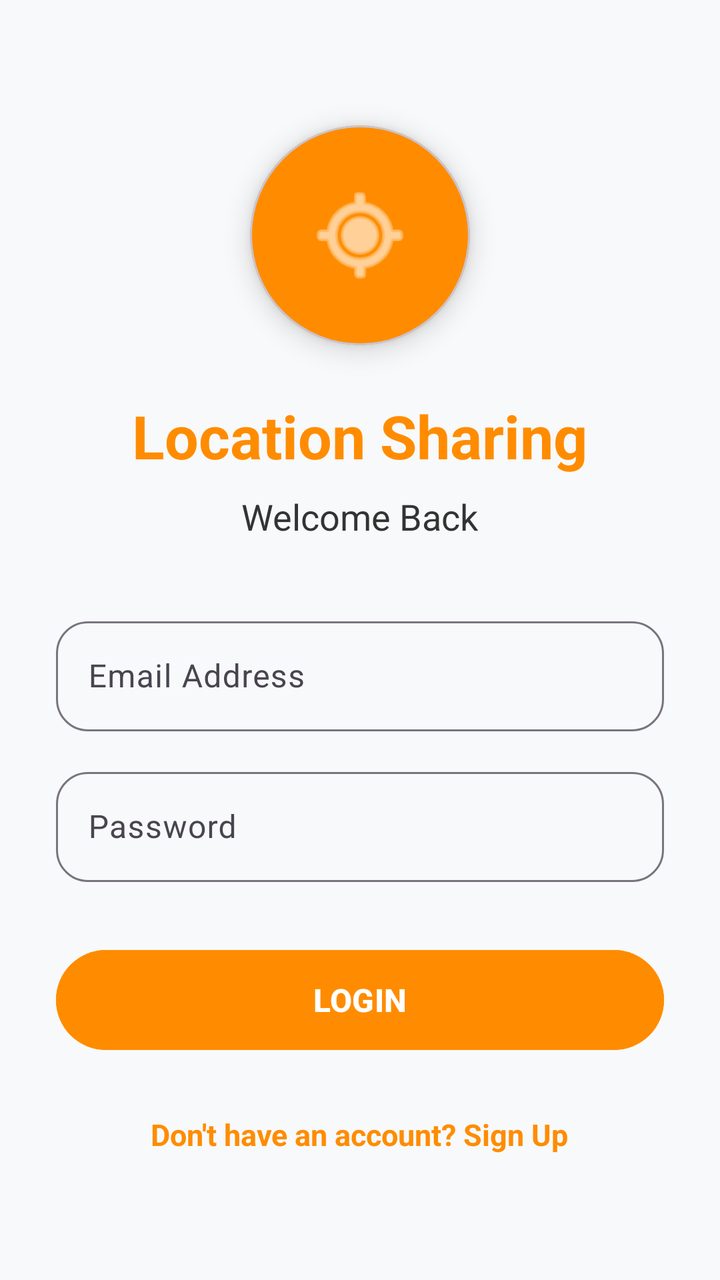
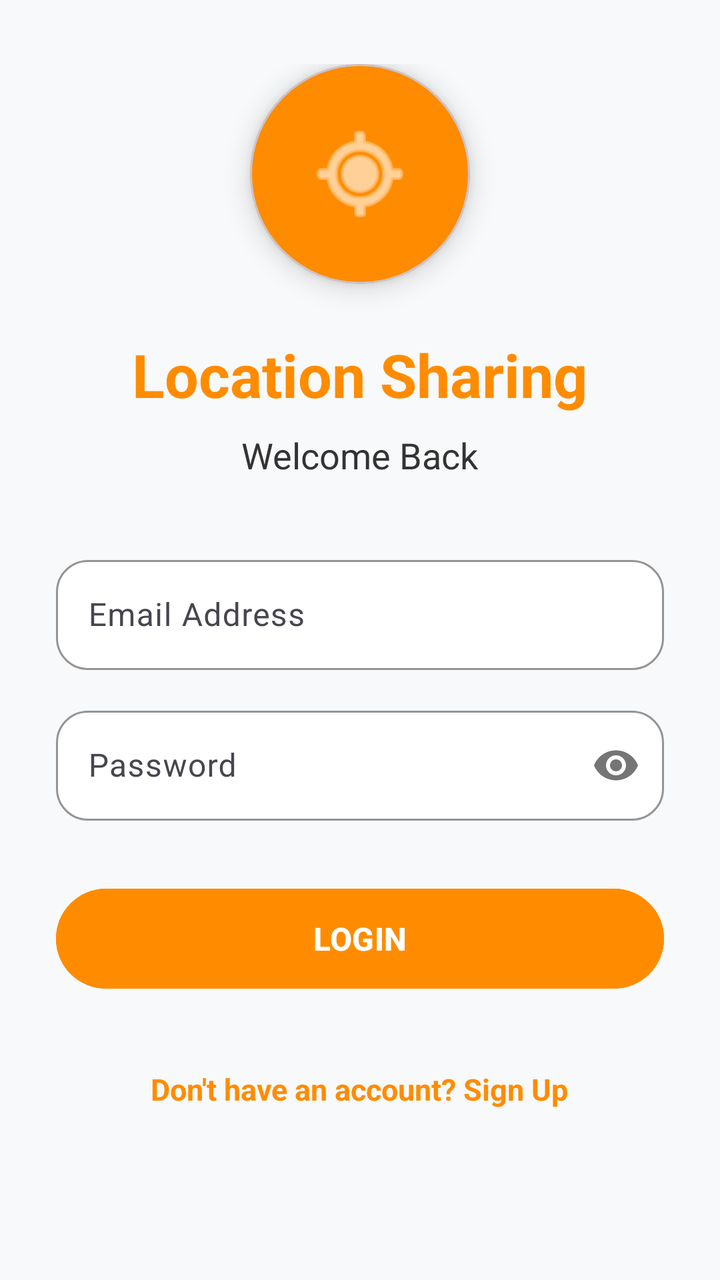

Before-and-after screenshots of an Android layout around one commit, followed by the original layout XML and the change that was made.
<!-- AndroidManifest.xml: application theme Theme.Job3 -->
<!-- res/layout/activity_sign_in.xml -->
<?xml version="1.0" encoding="utf-8"?>
<LinearLayout
    xmlns:android="http://schemas.android.com/apk/res/android"
    xmlns:app="http://schemas.android.com/apk/res-auto"

    android:layout_width="match_parent"
    android:layout_height="match_parent"

    android:orientation="vertical"
    android:gravity="center"

    android:padding="28dp"
    android:background="#F8F9FA">


    

    <com.google.android.material.card.MaterialCardView

        android:layout_width="110dp"
        android:layout_height="110dp"

        app:cardCornerRadius="55dp"
        app:cardElevation="8dp"

        android:backgroundTint="@color/orange">


        <ImageView

            android:layout_width="match_parent"
            android:layout_height="match_parent"

            android:src="@android:drawable/ic_menu_mylocation"

            android:tint="@color/white"

            android:padding="28dp"

            android:contentDescription="Location"/>


    </com.google.android.material.card.MaterialCardView>





    

    <TextView

        android:layout_width="wrap_content"
        android:layout_height="wrap_content"

        android:text="Location Sharing"

        android:textSize="30sp"
        android:textStyle="bold"

        android:textColor="@color/orange"

        android:layout_marginTop="25dp"/>



    <TextView

        android:layout_width="wrap_content"
        android:layout_height="wrap_content"

        android:text="Welcome Back"

        android:textSize="18sp"

        android:textColor="@color/dark_text"

        android:layout_marginTop="8dp"

        android:layout_marginBottom="35dp"/>







    

    <com.google.android.material.textfield.TextInputLayout

        android:layout_width="match_parent"
        android:layout_height="wrap_content"

        app:boxCornerRadiusTopStart="16dp"
        app:boxCornerRadiusTopEnd="16dp"
        app:boxCornerRadiusBottomStart="16dp"
        app:boxCornerRadiusBottomEnd="16dp">


        <com.google.android.material.textfield.TextInputEditText

            android:id="@+id/etEmail"

            android:layout_width="match_parent"
            android:layout_height="55dp"

            android:hint="Email Address"

            android:inputType="textEmailAddress"

            android:textSize="16sp"/>


    </com.google.android.material.textfield.TextInputLayout>







    

    <com.google.android.material.textfield.TextInputLayout

        android:layout_width="match_parent"
        android:layout_height="wrap_content"

        android:layout_marginTop="15dp"

        app:boxCornerRadiusTopStart="16dp"
        app:boxCornerRadiusTopEnd="16dp"
        app:boxCornerRadiusBottomStart="16dp"
        app:boxCornerRadiusBottomEnd="16dp">


        <com.google.android.material.textfield.TextInputEditText

            android:id="@+id/etPassword"

            android:layout_width="match_parent"
            android:layout_height="55dp"

            android:hint="Password"

            android:inputType="textPassword"

            android:textSize="16sp"/>


    </com.google.android.material.textfield.TextInputLayout>








    

    <com.google.android.material.button.MaterialButton

        android:id="@+id/btnLogin"

        android:layout_width="match_parent"
        android:layout_height="58dp"

        android:text="LOGIN"

        android:textSize="16sp"

        android:textStyle="bold"

        android:textColor="@color/white"

        android:layout_marginTop="30dp"

        android:backgroundTint="@color/orange"

        app:cornerRadius="30dp"/>








    

    <TextView

        android:id="@+id/tvCreateAccount"

        android:layout_width="wrap_content"

        android:layout_height="wrap_content"

        android:text="Don't have an account? Sign Up"

        android:textColor="@color/orange"

        android:textStyle="bold"

        android:textSize="15sp"

        android:layout_marginTop="28dp"/>



</LinearLayout>
<!-- resources referenced by this layout -->
<resources>
  <color name="dark_text">#333333</color>
  <color name="orange">#FF8C00</color>
  <color name="white">#FFFFFF</color>
  <style name="Theme.Job3" parent="Base.Theme.Job3" />
  <style name="Base.Theme.Job3" parent="Theme.Material3.DayNight.NoActionBar">
          
          
      </style>
</resources>

<!-- the commit's change to res/layout/activity_sign_in.xml (unified diff, before → after) -->
@@ -1,213 +1,217 @@
 <?xml version="1.0" encoding="utf-8"?>
-<LinearLayout
+<ScrollView
     xmlns:android="http://schemas.android.com/apk/res/android"
     xmlns:app="http://schemas.android.com/apk/res-auto"
 
     android:layout_width="match_parent"
     android:layout_height="match_parent"
 
-    android:orientation="vertical"
-    android:gravity="center"
-
-    android:padding="28dp"
-    android:background="#F8F9FA">
-
-
-    
-
-    <com.google.android.material.card.MaterialCardView
-
-        android:layout_width="110dp"
-        android:layout_height="110dp"
-
-        app:cardCornerRadius="55dp"
-        app:cardElevation="8dp"
-
-        android:backgroundTint="@color/orange">
-
-
-        <ImageView
-
-            android:layout_width="match_parent"
-            android:layout_height="match_parent"
-
-            android:src="@android:drawable/ic_menu_mylocation"
-
-            android:tint="@color/white"
-
-            android:padding="28dp"
-
-            android:contentDescription="Location"/>
-
-
-    </com.google.android.material.card.MaterialCardView>
-
-
-
-
-
-    
-
-    <TextView
-
-        android:layout_width="wrap_content"
-        android:layout_height="wrap_content"
-
-        android:text="Location Sharing"
-
-        android:textSize="30sp"
-        android:textStyle="bold"
-
-        android:textColor="@color/orange"
-
-        android:layout_marginTop="25dp"/>
-
-
-
-    <TextView
-
-        android:layout_width="wrap_content"
-        android:layout_height="wrap_content"
-
-        android:text="Welcome Back"
-
-        android:textSize="18sp"
-
-        android:textColor="@color/dark_text"
-
-        android:layout_marginTop="8dp"
-
-        android:layout_marginBottom="35dp"/>
-
-
-
-
-
-
-
-    
-
-    <com.google.android.material.textfield.TextInputLayout
-
+    android:fillViewport="true"
+    android:background="@color/background"
+    android:clipToPadding="false">
+
+    <LinearLayout
         android:layout_width="match_parent"
         android:layout_height="wrap_content"
 
-        app:boxCornerRadiusTopStart="16dp"
-        app:boxCornerRadiusTopEnd="16dp"
-        app:boxCornerRadiusBottomStart="16dp"
-        app:boxCornerRadiusBottomEnd="16dp">
-
-
-        <com.google.android.material.textfield.TextInputEditText
-
-            android:id="@+id/etEmail"
-
+        android:orientation="vertical"
+        android:gravity="center_horizontal"
+
+        android:paddingStart="28dp"
+        android:paddingEnd="28dp"
+        android:paddingTop="32dp"
+        android:paddingBottom="32dp">
+
+        
+
+        <com.google.android.material.card.MaterialCardView
+            android:layout_width="110dp"
+            android:layout_height="110dp"
+
+            app:cardCornerRadius="55dp"
+            app:cardElevation="8dp"
+
+            android:backgroundTint="@color/orange">
+
+            <ImageView
+                android:layout_width="match_parent"
+                android:layout_height="match_parent"
+
+                android:src="@android:drawable/ic_menu_mylocation"
+                android:tint="@color/white"
+
+                android:padding="28dp"
+
+                android:contentDescription="Location"/>
+        </com.google.android.material.card.MaterialCardView>
+
+
+        
+
+        <TextView
+            android:layout_width="wrap_content"
+            android:layout_height="wrap_content"
+
+            android:text="Location Sharing"
+
+            android:textSize="30sp"
+            android:textStyle="bold"
+
+            android:textColor="@color/orange"
+
+            android:layout_marginTop="25dp"/>
+
+
+        
+
+        <TextView
+            android:layout_width="wrap_content"
+            android:layout_height="wrap_content"
+
+            android:text="Welcome Back"
+
+            android:textSize="18sp"
+
+            android:textColor="@color/dark_text"
+
+            android:layout_marginTop="8dp"
+            android:layout_marginBottom="35dp"/>
+
+
+        
+
+        <com.google.android.material.textfield.TextInputLayout
             android:layout_width="match_parent"
-            android:layout_height="55dp"
+            android:layout_height="wrap_content"
 
             android:hint="Email Address"
 
-            android:inputType="textEmailAddress"
-
-            android:textSize="16sp"/>
-
-
-    </com.google.android.material.textfield.TextInputLayout>
-
-
-
-
-
-
-
-    
-
-    <com.google.android.material.textfield.TextInputLayout
-
-        android:layout_width="match_parent"
-        android:layout_height="wrap_content"
-
-        android:layout_marginTop="15dp"
-
-        app:boxCornerRadiusTopStart="16dp"
-        app:boxCornerRadiusTopEnd="16dp"
-        app:boxCornerRadiusBottomStart="16dp"
-        app:boxCornerRadiusBottomEnd="16dp">
-
-
-        <com.google.android.material.textfield.TextInputEditText
-
-            android:id="@+id/etPassword"
-
+            app:boxBackgroundMode="outline"
+            app:boxBackgroundColor="@color/white"
+
+            app:boxCornerRadiusTopStart="16dp"
+            app:boxCornerRadiusTopEnd="16dp"
+            app:boxCornerRadiusBottomStart="16dp"
+            app:boxCornerRadiusBottomEnd="16dp"
+
+            app:boxStrokeColor="@color/orange">
+
+            <com.google.android.material.textfield.TextInputEditText
+                android:id="@+id/etEmail"
+
+                android:layout_width="match_parent"
+                android:layout_height="55dp"
+
+                android:inputType="textEmailAddress"
+
+                android:maxLines="1"
+                android:singleLine="true"
+
+                android:textColor="@color/black"
+                android:textColorHint="@color/dark_text"
+                android:textSize="16sp"/>
+        </com.google.android.material.textfield.TextInputLayout>
+
+
+        
+
+        <com.google.android.material.textfield.TextInputLayout
             android:layout_width="match_parent"
-            android:layout_height="55dp"
+            android:layout_height="wrap_content"
+
+            android:layout_marginTop="15dp"
 
             android:hint="Password"
 
-            android:inputType="textPassword"
-
-            android:textSize="16sp"/>
-
-
-    </com.google.android.material.textfield.TextInputLayout>
-
-
-
-
-
-
-
-
-    
-
-    <com.google.android.material.button.MaterialButton
-
-        android:id="@+id/btnLogin"
-
-        android:layout_width="match_parent"
-        android:layout_height="58dp"
-
-        android:text="LOGIN"
-
-        android:textSize="16sp"
-
-        android:textStyle="bold"
-
-        android:textColor="@color/white"
-
-        android:layout_marginTop="30dp"
-
-        android:backgroundTint="@color/orange"
-
-        app:cornerRadius="30dp"/>
-
-
-
-
-
-
-
-
-    
-
-    <TextView
-
-        android:id="@+id/tvCreateAccount"
-
-        android:layout_width="wrap_content"
-
-        android:layout_height="wrap_content"
-
-        android:text="Don't have an account? Sign Up"
-
-        android:textColor="@color/orange"
-
-        android:textStyle="bold"
-
-        android:textSize="15sp"
-
-        android:layout_marginTop="28dp"/>
-
-
-
-</LinearLayout>
+            app:boxBackgroundMode="outline"
+            app:boxBackgroundColor="@color/white"
+
+            app:passwordToggleEnabled="true"
+
+            app:boxCornerRadiusTopStart="16dp"
+            app:boxCornerRadiusTopEnd="16dp"
+            app:boxCornerRadiusBottomStart="16dp"
+            app:boxCornerRadiusBottomEnd="16dp"
+
+            app:boxStrokeColor="@color/orange">
+
+            <com.google.android.material.textfield.TextInputEditText
+                android:id="@+id/etPassword"
+
+                android:layout_width="match_parent"
+                android:layout_height="55dp"
+
+                android:inputType="textPassword"
+
+                android:maxLines="1"
+                android:singleLine="true"
+
+                android:textColor="@color/black"
+                android:textColorHint="@color/dark_text"
+                android:textSize="16sp"/>
+        </com.google.android.material.textfield.TextInputLayout>
+
+
+        
+
+        <com.google.android.material.button.MaterialButton
+            android:id="@+id/btnLogin"
+
+            android:layout_width="match_parent"
+            android:layout_height="58dp"
+
+            android:text="LOGIN"
+
+            android:textSize="16sp"
+            android:textStyle="bold"
+
+            android:textColor="@color/white"
+
+            android:layout_marginTop="30dp"
+
+            android:backgroundTint="@color/orange"
+
+            app:cornerRadius="30dp"/>
+
+
+        
+
+        <ProgressBar
+            android:id="@+id/progressBar"
+
+            android:layout_width="wrap_content"
+            android:layout_height="wrap_content"
+
+            android:layout_marginTop="20dp"
+
+            android:visibility="gone"
+
+            android:indeterminateTint="@color/orange"/>
+
+
+        
+
+        <TextView
+            android:id="@+id/tvCreateAccount"
+
+            android:layout_width="wrap_content"
+            android:layout_height="wrap_content"
+
+            android:text="Don't have an account? Sign Up"
+
+            android:textColor="@color/orange"
+
+            android:textStyle="bold"
+
+            android:textSize="15sp"
+
+            android:layout_marginTop="28dp"
+
+            android:padding="8dp"
+
+            android:clickable="true"
+            android:focusable="true"/>
+
+    </LinearLayout>
+
+</ScrollView>
<!-- resource entries referenced after the edit -->
@@ -1,5 +1,7 @@
 <!-- resources referenced by this layout -->
 <resources>
+  <color name="background">#F8F9FA</color>
+  <color name="black">#FF000000</color>
   <color name="dark_text">#333333</color>
   <color name="orange">#FF8C00</color>
   <color name="white">#FFFFFF</color>
